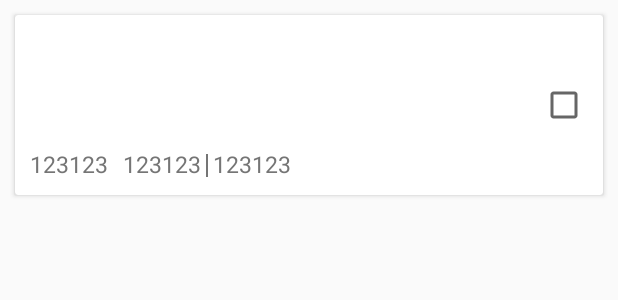
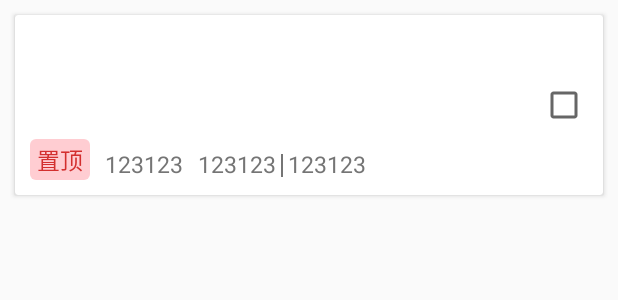
Before and after one commit to Just-Maybe/wanandroid, an Android app: the layout item_article.xml on its own in the app's theme, with its tools: preview values and no code run, on a phone screen of 412 x 824 dp. Shown: the top 300 px of the screen. Run offline under Robolectric (Android 15) with nearby library versions, the phone set to English and light mode, and no system bars; network calls fail.

Commit message:
置顶文章

```diff
--- a/app/src/main/java/com/example/wanandroid/database/HotKeyDao.java
+++ b/app/src/main/java/com/example/wanandroid/database/HotKeyDao.java
@@ -1,6 +1,7 @@
 package com.example.wanandroid.database;
 
 import androidx.lifecycle.LiveData;
+import androidx.lifecycle.MutableLiveData;
 import androidx.room.Dao;
 import androidx.room.Delete;
 import androidx.room.Insert;
@@ -17,7 +18,7 @@ public interface HotKeyDao {
     List<HotKeyBean> getAllHotKey();
 
     @Query("SELECT * FROM hot_key_tb WHERE isHistory = 1 ")
-    List<HotKeyBean> getAllHistory();
+    LiveData<List<HotKeyBean>> getAllHistory();
 
     @Insert(onConflict = OnConflictStrategy.REPLACE)
     void insert(HotKeyBean hotKeyBeans);
@@ -30,4 +31,5 @@ public interface HotKeyDao {
 
     @Delete()
     void deleteAll(List<HotKeyBean> hotKeyList);
+
 }
--- a/app/src/main/java/com/example/wanandroid/network/WanandroidApi.java
+++ b/app/src/main/java/com/example/wanandroid/network/WanandroidApi.java
@@ -50,8 +50,8 @@ public interface WanandroidApi {
     /**
      * 置顶文章
      */
-    @GET("top/json")
-    Observable<ResponseEntity<ArticleBean>> getTopArticleList();
+    @GET("article/top/json")
+    Observable<ResponseEntity<List<ArticleBean>>> getTopArticleList();
 
     /**
      * 体系数据
--- a/app/src/main/java/com/example/wanandroid/ui/search/SearchActivity.java
+++ b/app/src/main/java/com/example/wanandroid/ui/search/SearchActivity.java
@@ -30,6 +30,7 @@ import com.example.wanandroid.utils.KeyboardVisibilityEvent;
 import com.example.wanandroid.utils.StatusBarUtil;
 import com.google.android.flexbox.FlexboxLayout;
 
+import java.util.ArrayList;
 import java.util.List;
 
 import static android.widget.AbsListView.OnScrollListener.SCROLL_STATE_IDLE;
@@ -72,7 +73,7 @@ public class SearchActivity extends AppCompatActivity implements View.OnClickLis
         viewModel.searchResultList.observe(this, new Observer<List<ArticleBean>>() {
             @Override
             public void onChanged(List<ArticleBean> articleBeans) {
-                adapter.submitList(articleBeans);
+                adapter.addData(articleBeans);
                 adapter.notifyDataSetChanged();
                 dataBinding.setSearchList(articleBeans);
             }
@@ -151,8 +152,7 @@ public class SearchActivity extends AppCompatActivity implements View.OnClickLis
             public void afterTextChanged(Editable s) {
                 if (s.length() == 0) {
                     keyword = "";
-                    dataBinding.rvSearchResult.setVisibility(View.GONE);
-                    dataBinding.layoutKeyWord.setVisibility(View.VISIBLE);
+                    viewModel.searchResultList.postValue(new ArrayList<>());
                 }
             }
         });
--- /dev/null
+++ b/app/src/main/res/drawable/shape_top_bg.xml
@@ -0,0 +1,7 @@
+<?xml version="1.0" encoding="utf-8"?>
+<shape xmlns:android="http://schemas.android.com/apk/res/android"
+    android:shape="rectangle">
+    <solid android:color="@color/colorRedBg" />
+    <corners android:radius="4dp" />
+    <padding android:left="5dp" android:right="5dp" android:top="2dp" android:bottom="2dp"/>
+</shape>
--- a/app/src/main/res/layout/activity_search.xml
+++ b/app/src/main/res/layout/activity_search.xml
@@ -47,10 +47,11 @@
                 android:layout_marginLeft="50dp"
                 android:background="@null"
                 android:hint="搜索关键词以空格形式隔开"
+                android:textColorHint="@color/colorSecondaryText"
                 android:imeOptions="actionSearch"
                 android:maxLines="1"
                 android:singleLine="true"
-                android:textColor="@color/colorDeliver"
+                android:textColor="@color/colorPrimaryText"
                 android:textSize="14sp" />
         </androidx.cardview.widget.CardView>
 
--- a/app/src/main/res/layout/item_article.xml
+++ b/app/src/main/res/layout/item_article.xml
@@ -42,6 +42,20 @@
                 app:layout_constraintRight_toRightOf="parent"
                 app:layout_constraintTop_toTopOf="parent" />
 
+            <TextView
+                android:id="@+id/tv_top"
+                android:layout_width="wrap_content"
+                android:layout_height="wrap_content"
+                android:layout_marginLeft="10dp"
+                android:layout_marginRight="10dp"
+                android:layout_marginBottom="10dp"
+                android:background="@drawable/shape_top_bg"
+                android:text="置顶"
+                android:textSize="15sp"
+                android:textColor="@color/colorRed"
+                android:visibility="@{article.isTopArticle?View.VISIBLE:View.GONE}"
+                app:layout_constraintBottom_toBottomOf="parent"
+                app:layout_constraintLeft_toLeftOf="parent" />
 
             <TextView
                 android:id="@+id/tv_author"
@@ -55,7 +69,7 @@
                 android:textSize="15sp"
                 android:visibility="@{StringUtils.isEmpty(article.author)? View.GONE:View.VISIBLE}"
                 app:layout_constraintBottom_toBottomOf="parent"
-                app:layout_constraintLeft_toLeftOf="parent"
+                app:layout_constraintLeft_toRightOf="@+id/tv_top"
                 tools:text="123123" />
 
             <!--            一级分类        -->
--- a/app/src/main/res/values/colors.xml
+++ b/app/src/main/res/values/colors.xml
@@ -9,4 +9,6 @@
     <color name="colorDeliver">#BDBDBD</color>
 
     <color name="colorWhite">#ffffff</color>
+    <color name="colorRed">#D32F2F</color>
+    <color name="colorRedBg">#FFCDD2</color>
 </resources>
```
Also changed, not shown: app/src/main/java/com/example/wanandroid/bean/ArticleBean.java (+13 -1 lines), app/src/main/java/com/example/wanandroid/ui/home/ArticleAdapter.java (+44 -7 lines), app/src/main/java/com/example/wanandroid/ui/home/HomeFragment.java (+14 -3 lines), app/src/main/java/com/example/wanandroid/ui/home/HomeViewModel.java (+41 -5 lines), app/src/main/java/com/example/wanandroid/ui/search/HotKeyRepository.java (+4 -3 lines), app/src/main/java/com/example/wanandroid/ui/search/SearchViewModel.java (+15 -18 lines).
